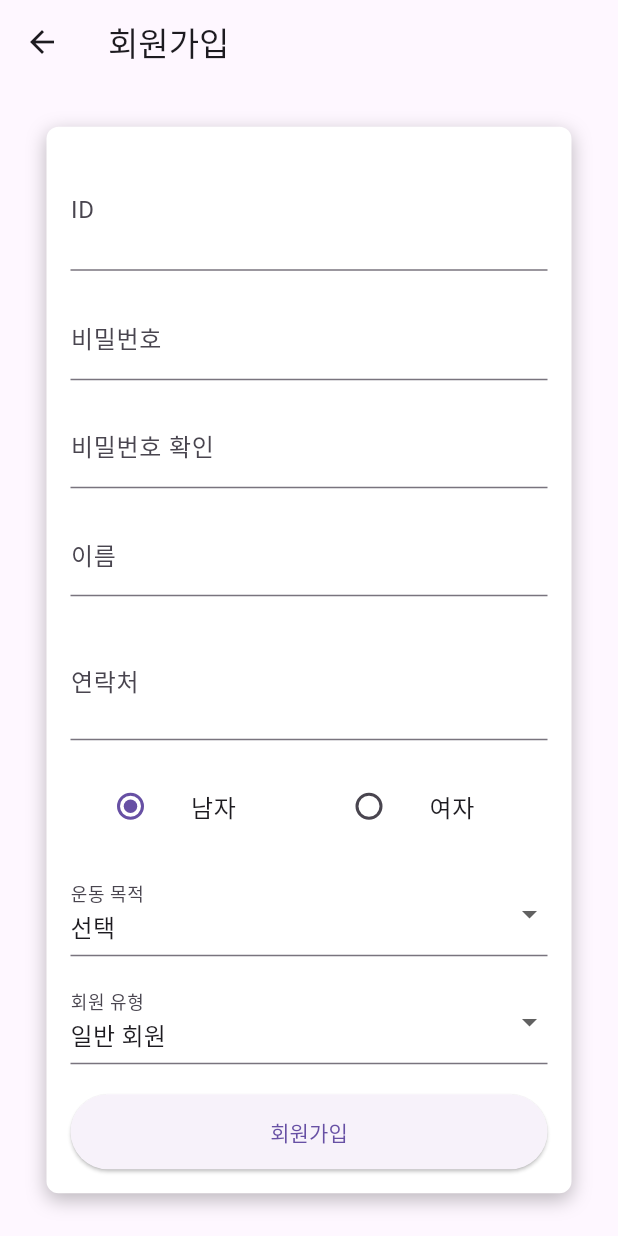
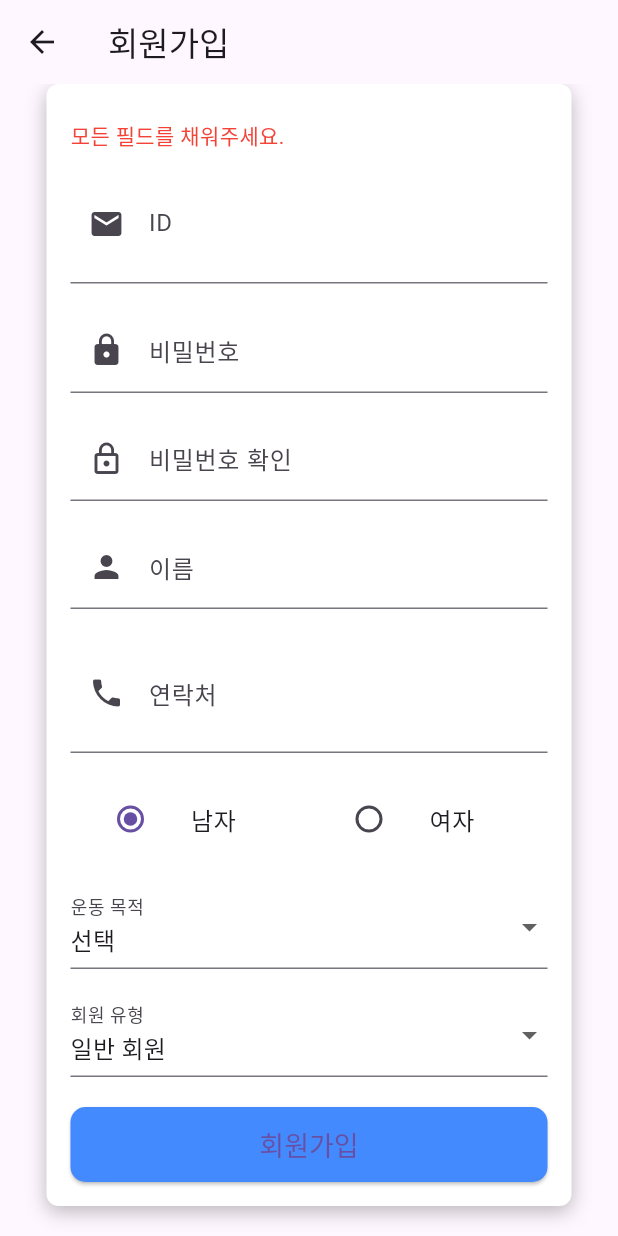
Before and after one commit to akyung123/-PT-, a Flutter app: the RegisterScreen screen opened by its route, after a tap on "회원가입", on a phone screen of 412 x 824 dp. Run offline on Flutter 3.47's test engine with Material 3 defaults, Android fonts, the phone set to English and light mode, and no system bars; our stand-ins replace cloud_firestore, firebase_auth, firebase_core, shared_preferences, table_calendar; accounts and stored records are empty.

Commit message:
회원가입 수정

```diff
--- a/lib/main.dart
+++ b/lib/main.dart
@@ -54,7 +54,10 @@
           '/forgot_password': (context) => ForgotPasswordScreen(),
           '/tab_user': (context) => TabsUserScreen(), // TabsUserScreen 연결
           '/tab_trainer': (context) => TabsTrainerScreen(),
-          '/selet_trainer': (context) => SelectTrainerScreen(userId: '',),
+          '/select_trainer': (context) {
+            final userId = ModalRoute.of(context)!.settings.arguments as String;
+            return SelectTrainerScreen(userId: userId);
+          },
         },
         initialRoute: '/',
       ),
--- a/lib/screen/auth/screen_login.dart
+++ b/lib/screen/auth/screen_login.dart
@@ -56,14 +56,14 @@ class _LoginScreenState extends State<LoginScreen> {
       if (userType == 'personal') {
         if (trainerId == null || trainerId.isEmpty) {
           // 트레이너 선택 화면으로 이동
-          Navigator.pushReplacementNamed(context, '/select_trainer');
+          Navigator.pushReplacementNamed(context, '/select_trainer', arguments: userId, );
         } else {
           // 일반 회원 홈 화면으로 이동
           Navigator.pushReplacementNamed(context, '/tab_user');
         }
       } else if (userType == 'trainer') {
         // 트레이너 홈 화면으로 이동
-        Navigator.pushReplacementNamed(context, '/home_trainer');
+        Navigator.pushReplacementNamed(context, '/tab_trainer');
       } else {
         ScaffoldMessenger.of(context).showSnackBar(
           SnackBar(content: Text('알 수 없는 사용자 유형입니다.')),
--- a/lib/screen/auth/screen_register.dart
+++ b/lib/screen/auth/screen_register.dart
@@ -21,6 +21,74 @@ class _RegisterScreenState extends State<RegisterScreen> {
   String userType = 'personal'; // 기본값은 일반 회원
   String gender = '남자'; // 기본 성별 선택
   String fitnessGoal = '선택'; // 기본 운동 목적
+  String errorMessage = ''; // 에러 메시지
+
+  Future<void> registerUser() async {
+    final email = idController.text.trim();
+    final password = passwordController.text.trim();
+    final confirmPassword = confirmPasswordController.text.trim();
+    final name = nameController.text.trim();
+    final phone = phoneController.text.trim();
+
+    if (email.isEmpty || password.isEmpty || confirmPassword.isEmpty || name.isEmpty || phone.isEmpty) {
+      setState(() {
+        errorMessage = '모든 필드를 채워주세요.';
+      });
+      return;
+    }
+
+    if (password != confirmPassword) {
+      setState(() {
+        errorMessage = '비밀번호가 일치하지 않습니다.';
+      });
+      return;
+    }
+
+    try {
+      // Firebase Authentication으로 회원가입
+      UserCredential userCredential = await FirebaseAuth.instance
+          .createUserWithEmailAndPassword(email: email, password: password);
+
+      // Firebase Firestore에 사용자 데이터 저장
+      await FirebaseFirestore.instance
+          .collection('users')
+          .doc(userCredential.user?.uid)
+          .set({
+        'name': name,
+        'email': email,
+        'phone': phone,
+        'userType': userType,
+        'gender': gender,
+        'fitnessGoal': fitnessGoal,
+        'createdAt': FieldValue.serverTimestamp(),
+      });
+
+      setState(() {
+        errorMessage = ''; // 에러 메시지 초기화
+      });
+
+      ScaffoldMessenger.of(context).showSnackBar(
+        SnackBar(content: Text('회원가입 성공!')),
+      );
+
+      // 회원 유형에 따라 다른 화면으로 이동
+      if (userType == 'trainer') {
+        Navigator.pushReplacementNamed(context, '/trainer_Home');
+      } else {
+        Navigator.pushReplacementNamed(context, '/select_trainer',
+          arguments: userCredential.user!.uid, // Firebase에서 가져온 사용자 ID
+        );
+      }
+    } on FirebaseAuthException catch (e) {
+      setState(() {
+        errorMessage = '회원가입 실패: ${e.message}';
+      });
+    } catch (e) {
+      setState(() {
+        errorMessage = '오류 발생: $e';
+      });
+    }
+  }
 
   @override
   Widget build(BuildContext context) {
@@ -28,7 +96,8 @@ class _RegisterScreenState extends State<RegisterScreen> {
       appBar: AppBar(
         title: Text('회원가입'),
       ),
-      body: Center(
+      body: SingleChildScrollView(
+        child: Center(
           child: Container(
             width: 350,
             padding: const EdgeInsets.all(16.0),
@@ -44,12 +113,21 @@ class _RegisterScreenState extends State<RegisterScreen> {
               ],
             ),
             child: Column(
-            mainAxisSize: MainAxisSize.min,
+              crossAxisAlignment: CrossAxisAlignment.start,
               children: [
+                if (errorMessage.isNotEmpty)
+                  Padding(
+                    padding: const EdgeInsets.symmetric(vertical: 8.0),
+                    child: Text(
+                      errorMessage,
+                      style: TextStyle(color: Colors.red, fontSize: 14),
+                    ),
+                  ),
                 TextField(
                   controller: idController,
                   decoration: InputDecoration(
                     labelText: 'ID',
+                    prefixIcon: Icon(Icons.email),
                     suffix: ElevatedButton(
                       onPressed: () {
                         // 중복 확인 로직
@@ -68,13 +146,17 @@ class _RegisterScreenState extends State<RegisterScreen> {
                   decoration: InputDecoration(
                     labelText: '비밀번호',
                     hintText: '영문자 포함 7~15자리',
+                    prefixIcon: Icon(Icons.lock),
                   ),
                 ),
                 SizedBox(height: 16),
                 TextField(
                   controller: confirmPasswordController,
                   obscureText: true,
-                decoration: InputDecoration(labelText: '비밀번호 확인'),
+                  decoration: InputDecoration(
+                    labelText: '비밀번호 확인',
+                    prefixIcon: Icon(Icons.lock_outline),
+                  ),
                 ),
                 SizedBox(height: 16),
                 TextField(
@@ -82,6 +164,7 @@ class _RegisterScreenState extends State<RegisterScreen> {
                   decoration: InputDecoration(
                     labelText: '이름',
                     hintText: 'NAME',
+                    prefixIcon: Icon(Icons.person),
                   ),
                 ),
                 SizedBox(height: 16),
@@ -89,6 +172,7 @@ class _RegisterScreenState extends State<RegisterScreen> {
                   controller: phoneController,
                   decoration: InputDecoration(
                     labelText: '연락처',
+                    prefixIcon: Icon(Icons.phone),
                     suffix: ElevatedButton(
                       onPressed: () {
                         // 본인 확인 로직
@@ -170,11 +254,14 @@ class _RegisterScreenState extends State<RegisterScreen> {
                 ),
                 SizedBox(height: 20),
                 ElevatedButton(
-                onPressed: () {
-                  // 회원가입 처리 로직
-                },
+                  onPressed: registerUser,
                   style: ElevatedButton.styleFrom(
+                    backgroundColor: Colors.blueAccent,
                     minimumSize: Size(double.infinity, 50),
+                    shape: RoundedRectangleBorder(
+                      borderRadius: BorderRadius.circular(10),
+                    ),
+                    textStyle: TextStyle(fontSize: 18),
                   ),
                   child: Text('회원가입'),
                 ),
@@ -182,6 +269,7 @@ class _RegisterScreenState extends State<RegisterScreen> {
             ),
           ),
         ),
+      ),
     );
   }
 }
--- a/lib/screen/user/seletTrainer_screen.dart
+++ b/lib/screen/user/seletTrainer_screen.dart
@@ -56,7 +56,8 @@ class SelectTrainerScreen extends StatelessWidget {
                   ScaffoldMessenger.of(context).showSnackBar(
                     SnackBar(content: Text('${trainer['name']} 트레이너가 선택되었습니다.')),
                   );
-                  Navigator.pop(context); // 선택 완료 후 이전 화면으로 이동
+                  // 트레이너 선택 후 홈 화면으로 이동
+                  Navigator.pushReplacementNamed(context, '/tab_user');
                 },
               );
             },
```
Also changed, not shown: lib/models/model_register.dart (+16 -2 lines). Lines whose indentation alone changed are shown as unchanged.
